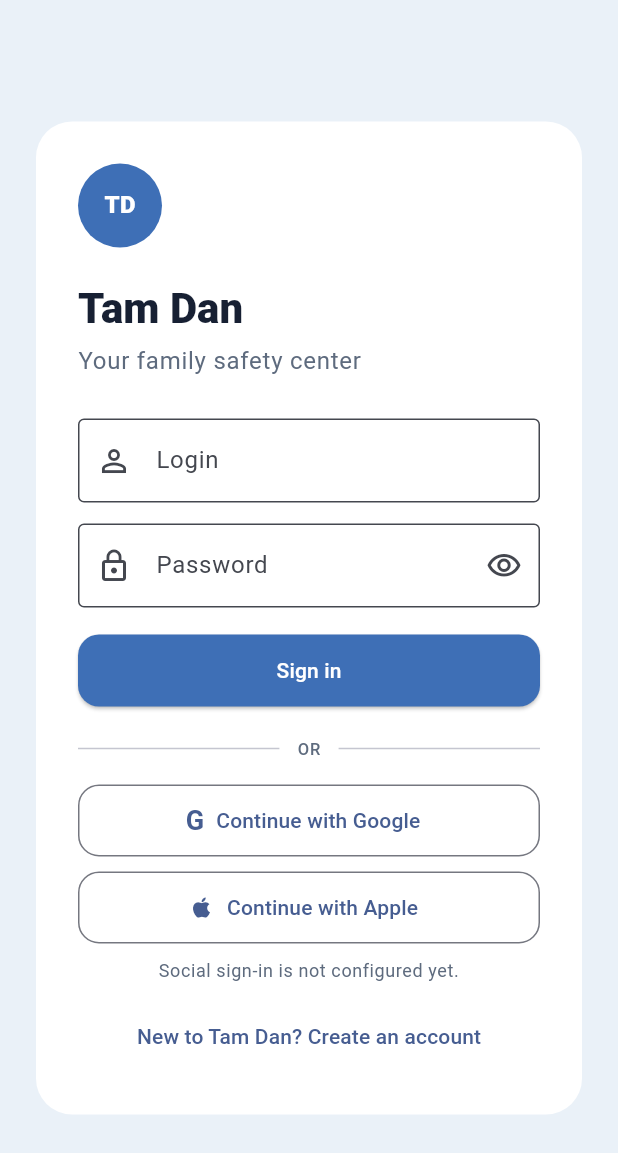
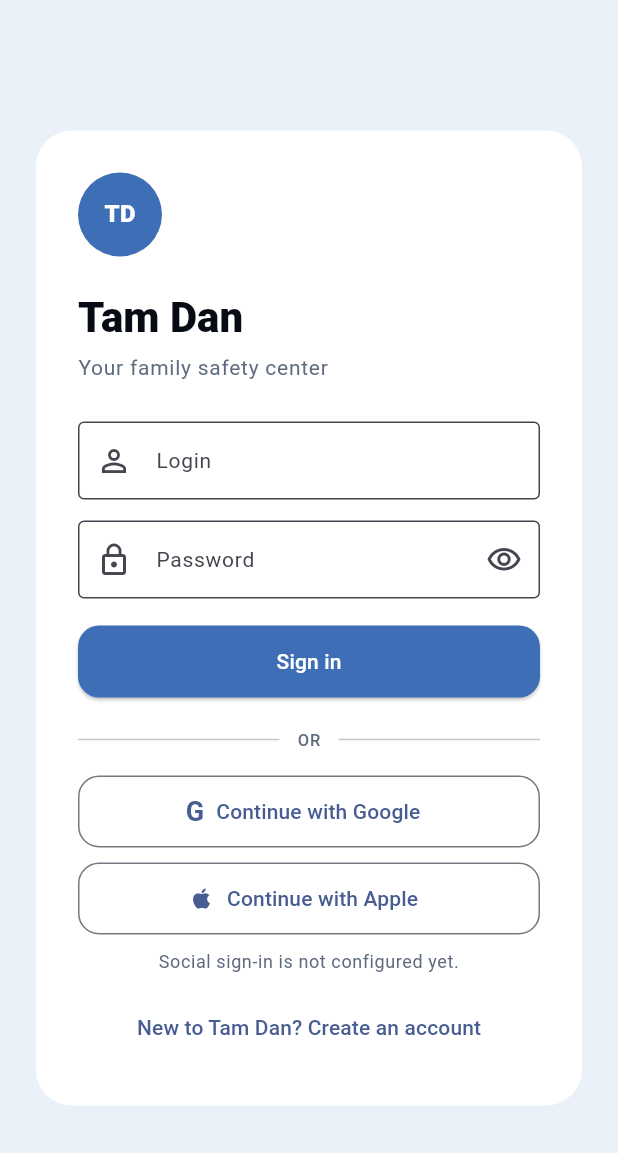
Before and after one commit to CPF-CADT/tam-dan, a Flutter app: the screen it shows after launch, on a phone screen of 412 x 824 dp. Shown: the top 1153 px of the screen. Run offline on Flutter 3.47's test engine with Material 3 defaults, Android fonts, the phone set to English and light mode, and no system bars.

Commit message:
feat(mobile): add shared Figma-aligned UI foundation

```diff
--- a/mobile/lib/core/theme/app_colors.dart
+++ b/mobile/lib/core/theme/app_colors.dart
@@ -1,13 +1,23 @@
 import 'package:flutter/material.dart';
 
 abstract final class AppColors {
-  static const ink = Color(0xFF172033);
-  static const navy = Color(0xFF263B66);
+  static const ink = Color(0xFF060B14);
+  static const navy = Color(0xFF05295C);
+  static const primary = Color(0xFF096BF5);
   static const authAccent = Color(0xFF3E6FB6);
   static const authCanvas = Color(0xFFEAF1F8);
   static const authCard = Colors.white;
   static const authFieldBorder = Color(0xFFD6E0EC);
+  static const muted = Color(0xFF52637D);
   static const authMuted = Color(0xFF5E6B7E);
+  static const paleBlue = Color(0xFFE0F0FF);
+  static const paleMint = Color(0xFFDEFAED);
   static const mint = Color(0xFFBDE8D5);
-  static const canvas = Color(0xFFF7F8FC);
+  static const success = Color(0xFF05AD6B);
+  static const warning = Color(0xFFF28C05);
+  static const error = Color(0xFFEB292E);
+  static const warningSurface = Color(0xFFFFF2D1);
+  static const errorSurface = Color(0xFFFFE3E5);
+  static const divider = Color(0xFFE0E8F2);
+  static const canvas = Color(0xFFFBFDFF);
 }
--- /dev/null
+++ b/mobile/lib/core/theme/app_radii.dart
@@ -0,0 +1,6 @@
+abstract final class AppRadii {
+  static const pill = 14.0;
+  static const card = 18.0;
+  static const hero = 24.0;
+  static const screen = 28.0;
+}
--- a/mobile/lib/core/theme/app_spacing.dart
+++ b/mobile/lib/core/theme/app_spacing.dart
@@ -1,4 +1,11 @@
 abstract final class AppSpacing {
+  static const xSmall = 8.0;
+  static const small = 12.0;
   static const gap = 16.0;
+  static const medium = 18.0;
+  static const screen = 20.0;
+  static const large = 24.0;
+  static const xLarge = 34.0;
+  static const xxLarge = 40.0;
   static const authRadius = 24.0;
 }
--- a/mobile/lib/core/theme/app_text_styles.dart
+++ b/mobile/lib/core/theme/app_text_styles.dart
@@ -3,7 +3,36 @@ import 'package:flutter/material.dart';
 import 'app_colors.dart';
 
 abstract final class AppTextStyles {
-  static const bodyLarge = TextStyle(color: AppColors.ink);
+  static const display = TextStyle(
+    color: AppColors.ink,
+    fontSize: 32,
+    height: 40 / 32,
+    fontWeight: FontWeight.w700,
+  );
+  static const heading = TextStyle(
+    color: AppColors.ink,
+    fontSize: 24,
+    height: 30 / 24,
+    fontWeight: FontWeight.w700,
+  );
+  static const title = TextStyle(
+    color: AppColors.ink,
+    fontSize: 16,
+    height: 22 / 16,
+    fontWeight: FontWeight.w700,
+  );
+  static const body = TextStyle(
+    color: AppColors.ink,
+    fontSize: 14,
+    height: 20 / 14,
+  );
+  static const bodyLarge = body;
+  static const label = TextStyle(
+    color: AppColors.muted,
+    fontSize: 12,
+    height: 16 / 12,
+    fontWeight: FontWeight.w500,
+  );
   static const titleLarge = TextStyle(
     color: AppColors.ink,
     fontWeight: FontWeight.w700,
--- a/mobile/lib/core/theme/app_theme.dart
+++ b/mobile/lib/core/theme/app_theme.dart
@@ -3,6 +3,7 @@ import 'package:flutter/material.dart';
 import 'app_colors.dart';
 import 'app_spacing.dart';
 import 'app_text_styles.dart';
+import 'app_radii.dart';
 
 abstract final class AppTheme {
   // Compatibility aliases keep feature visuals unchanged while tokens live in
@@ -14,16 +15,20 @@ abstract final class AppTheme {
   static const authMuted = AppColors.authMuted;
   static const gap = AppSpacing.gap;
   static const authRadius = AppSpacing.authRadius;
+  static const titleLarge = AppTextStyles.titleLarge;
 
   static ThemeData data() => ThemeData(
     colorScheme: ColorScheme.fromSeed(
-      seedColor: AppColors.navy,
+      seedColor: AppColors.primary,
       surface: AppColors.canvas,
     ),
     scaffoldBackgroundColor: AppColors.canvas,
     textTheme: const TextTheme(
       bodyLarge: AppTextStyles.bodyLarge,
       titleLarge: AppTextStyles.titleLarge,
+      titleMedium: AppTextStyles.title,
+      bodyMedium: AppTextStyles.body,
+      labelMedium: AppTextStyles.label,
     ),
     inputDecorationTheme: const InputDecorationTheme(
       border: OutlineInputBorder(),
@@ -33,7 +38,9 @@ abstract final class AppTheme {
     elevatedButtonTheme: ElevatedButtonThemeData(
       style: ElevatedButton.styleFrom(
         minimumSize: const Size.fromHeight(48),
-        shape: RoundedRectangleBorder(borderRadius: BorderRadius.circular(14)),
+        shape: RoundedRectangleBorder(
+          borderRadius: BorderRadius.circular(AppRadii.pill),
+        ),
       ),
     ),
     outlinedButtonTheme: OutlinedButtonThemeData(
```
Also changed, not shown: mobile/lib/core/widgets/icon_badge.dart (added, +26 -0 lines), mobile/lib/core/widgets/metric_card.dart (added, +75 -0 lines), mobile/lib/core/widgets/primary_button.dart (added, +58 -0 lines), mobile/lib/core/widgets/segmented_tabs.dart (added, +73 -0 lines), mobile/lib/core/widgets/setup_stepper.dart (added, +88 -0 lines), mobile/lib/core/widgets/status_card.dart (+58 -4 lines), mobile/lib/core/widgets/status_tone.dart (added, +23 -0 lines), mobile/lib/ui/widgets/activity_policy_row.dart (added, +75 -0 lines), mobile/lib/ui/widgets/bottom_navigation.dart (added, +42 -0 lines), mobile/lib/ui/widgets/policy_rule_card.dart (added, +38 -0 lines), 1 other file.
